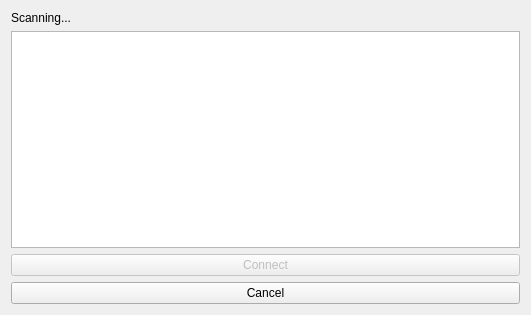
The window that remoteselector.ui (The1only/T2000UAV-L) describes before a commit, drawn with Qt 5.
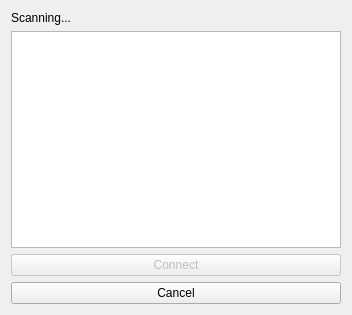
The same window after the commit.

What changed in the file:
```diff
--- a/remoteselector.ui
+++ b/remoteselector.ui
@@ -6,7 +6,7 @@
    <rect>
     <x>0</x>
     <y>0</y>
-    <width>531</width>
+    <width>352</width>
     <height>315</height>
    </rect>
   </property>
```
